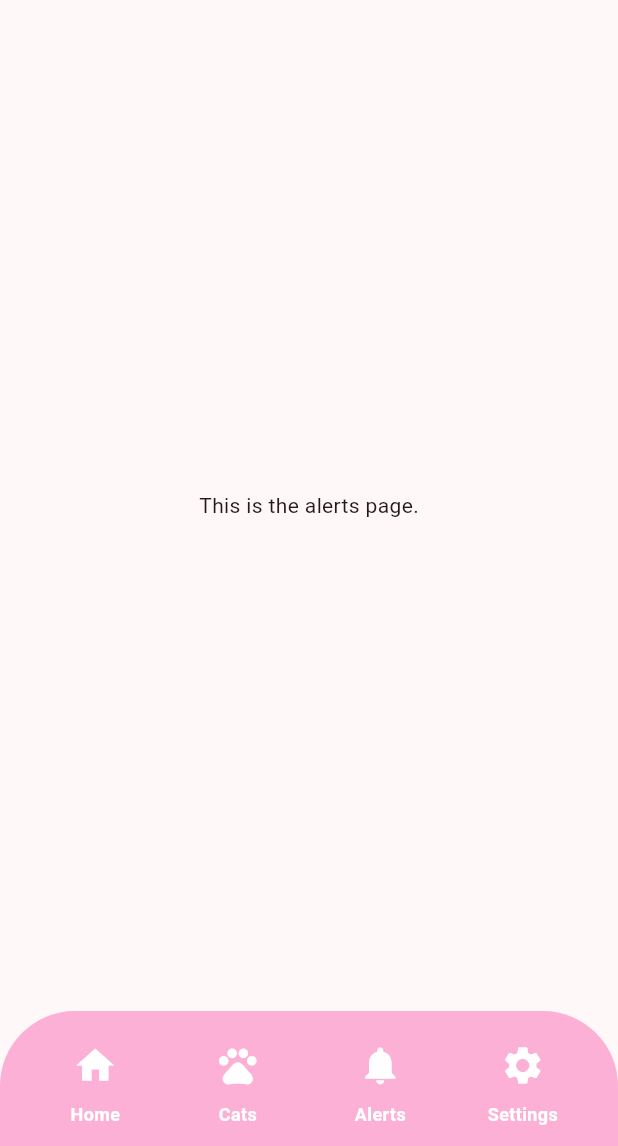
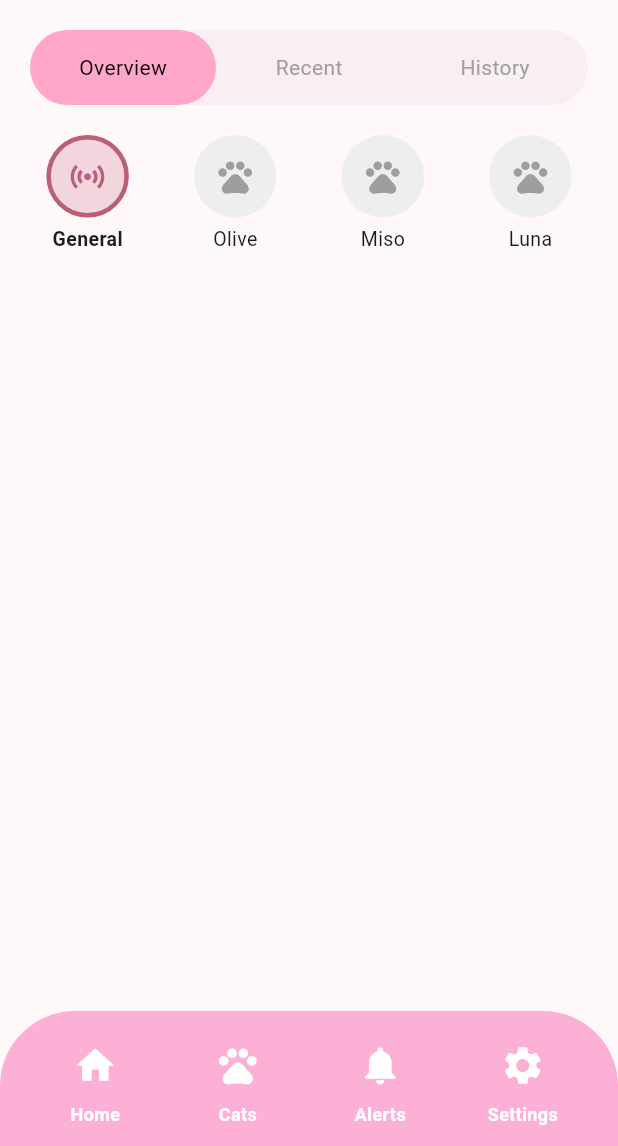
Before and after one commit to puurfectlywired/SmartLitterMatAppV2, a Flutter app: the AlertsPage screen opened directly, on a phone screen of 412 x 824 dp, the part 90-1236 px from its top. Run offline on Flutter 3.47's test engine with Material 3 defaults, Android fonts, the phone set to English and light mode, and no system bars; our stand-ins replace image_picker, video_player.

Commit message:
minor changes

```diff
--- a/lib/main.dart
+++ b/lib/main.dart
@@ -1508,21 +1508,201 @@ class _NewProfilePageState extends State<NewProfilePage> {
 
 /////////////////////////////////////////////ALERTS PAGE STATE//////////////////////////////////////////
 class _AlertsPageState extends State<AlertsPage> {
+
+  String selectedAlertView = 'Overview';
+  String selectedAlertProfile = 'General';
+
+  //hardcoded demo weights
+  final demoWeights = [
+  10.8,
+  10.7,
+  10.7,
+  10.6,
+  10.5,
+  10.4,
+  ];
+
   @override
   Widget build(BuildContext context) {
     return Scaffold(
+
       appBar: const MyAppBar(
         title: 'Alerts'
         ),
+
       endDrawer: const MyDrawer(),
 
-      body: const Center(
-        child: Text('This is the alerts page.'),
+      body: Column(
+        children: [
+
+          const SizedBox(height: 20),
+
+          Padding(
+            padding: const EdgeInsets.symmetric(horizontal: 0),
+
+            child: SizedBox(
+              width: double.infinity,
+
+              child: Container(
+                height: 50,
+                margin: const EdgeInsets.symmetric(horizontal: 20),
+                //padding: const EdgeInsets.all(4),
+
+                decoration: BoxDecoration(
+                  color: const Color(0xFFF9EEF2),
+                  borderRadius: BorderRadius.circular(30),
+                ),
+
+                child: Row(
+                  children: [
+                    _alertTab('Overview'),
+                    _alertTab('Recent'),
+                    _alertTab('History'),
+                  ],
+                ),
+              ),
+            ),
+          ),
+
+          const SizedBox(height: 20),
+
+          SizedBox(
+            height: 90,
+
+            child: Row(
+              mainAxisAlignment: MainAxisAlignment.spaceEvenly,
+
+              children: [
+                _profileAlertButton(
+                  name: 'General',
+                  icon: Icons.sensors,
+                ),
+
+                _profileAlertButton(
+                  name: 'Olive',
+                  icon: Icons.pets,
+                ),
+
+                _profileAlertButton(
+                  name: 'Miso',
+                  icon: Icons.pets,
+                ),
+
+                _profileAlertButton(
+                  name: 'Luna',
+                  icon: Icons.pets,
+                ),
+              ],
+            ),
+          ),
+        ],
+
+
       ),
 
-      bottomNavigationBar: const MyBottomNavBar(),
-    );
-  }
+      bottomNavigationBar: const MyBottomNavBar()
+      );
+  }
+
+Widget _alertTab(String title) {
+  final bool selected = selectedAlertView == title;
+
+  return Expanded(
+    child: GestureDetector(
+      onTap: () {
+        setState(() {
+          selectedAlertView = title;
+        });
+      },
+
+      child: Container(
+        height: double.infinity,
+        alignment: Alignment.center,
+
+        decoration: BoxDecoration(
+          color: selected
+              ? const Color(0xFFFFA6C9)
+              : Colors.transparent,
+
+          borderRadius: BorderRadius.circular(30),
+        ),
+
+        child: Text(
+          title,
+          style: TextStyle(
+            fontSize: 14,
+            color: selected
+                ? Colors.black
+                : Colors.grey,
+          ),
+        ),
+      ),
+    ),
+  );
+}
+
+Widget _profileAlertButton({
+  required String name,
+  required IconData icon,
+}) {
+  final bool selected = selectedAlertProfile == name;
+
+  return GestureDetector(
+    onTap: () {
+      setState(() {
+        selectedAlertProfile = name;
+      });
+    },
+
+    child: Container(
+      width: 80,
+
+      child: Column(
+        children: [
+
+          Container(
+            width: 55,
+            height: 55,
+
+            decoration: BoxDecoration(
+              shape: BoxShape.circle,
+              color: selected
+                  ? const Color(0xFFF2D5DD)
+                  : Colors.grey[200],
+
+              border: selected
+                  ? Border.all(
+                      color: const Color(0xFFB95F79),
+                      width: 3,
+                    )
+                  : null,
+            ),
+
+            child: Icon(
+              icon,
+              size: 27,
+              color: selected
+                  ? const Color(0xFFB95F79)
+                  : Colors.grey,
+            ),
+          ),
+
+          const SizedBox(height: 5),
+
+          Text(
+            name,
+            style: TextStyle(
+              fontSize: 13,
+              fontWeight:
+                  selected ? FontWeight.bold : FontWeight.normal,
+            ),
+          ),
+        ],
+      ),
+    ),
+  );
+}
+
 }
 
 ////////////////////////////////////////////SETTINGS PAGE STATE//////////////////////////////////////////
```
